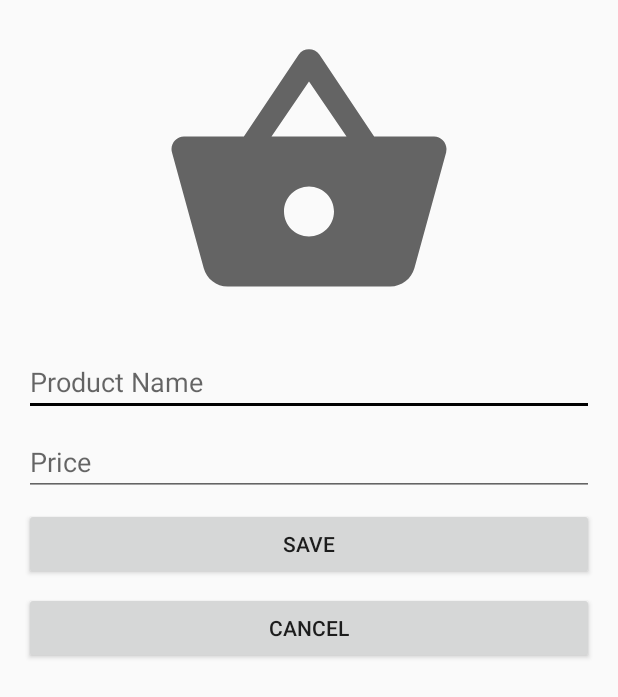
After one commit to rfire12/e-commerce, an Android app: the AddProduct screen opened directly, with no data from a screen before it, on a phone screen of 412 x 824 dp. The commit adds this screen. Shown: the top 697 px of the screen. Run offline under Robolectric (Android 15) with nearby library versions, the phone set to English and light mode, and no system bars.

Commit message:
Creación de Interfaz de Añadir Productos

```diff
--- a/app/src/main/AndroidManifest.xml
+++ b/app/src/main/AndroidManifest.xml
@@ -11,6 +11,8 @@
             android:roundIcon="@mipmap/ic_launcher_round"
             android:supportsRtl="true"
             android:theme="@style/AppTheme">
+        <activity android:name=".AddProduct">
+        </activity>
         <activity android:name=".AddCategory">
         </activity>
         <activity android:name=".CategoryActivity">
--- /dev/null
+++ b/app/src/main/java/com/example/e_commerce/AddProduct.java
@@ -0,0 +1,25 @@
+package com.example.e_commerce;
+
+import android.widget.Button;
+import android.widget.EditText;
+import android.widget.ImageView;
+import androidx.appcompat.app.AppCompatActivity;
+import android.os.Bundle;
+
+public class AddProduct extends AppCompatActivity {
+
+    private String CategoryName;
+    private Button AddNewProductButton;
+    private EditText InputProductName, InputProductPrice;
+    private ImageView InputProductImage;
+
+    @Override
+    protected void onCreate(Bundle savedInstanceState) {
+        super.onCreate(savedInstanceState);
+        setContentView(R.layout.activity_add_product);
+        AddNewProductButton = findViewById(R.id.save_product_btn);
+        InputProductImage = findViewById(R.id.product_image);
+        InputProductName = findViewById(R.id.product_name);
+        InputProductPrice = findViewById(R.id.product_price);
+    }
+}
--- /dev/null
+++ b/app/src/main/res/layout/activity_add_product.xml
@@ -0,0 +1,60 @@
+<?xml version="1.0" encoding="utf-8"?>
+<RelativeLayout
+        xmlns:android="http://schemas.android.com/apk/res/android"
+        xmlns:tools="http://schemas.android.com/tools"
+        xmlns:app="http://schemas.android.com/apk/res-auto"
+        android:layout_width="match_parent"
+        android:layout_height="match_parent"
+        tools:context=".AddProduct">
+
+    <ImageView
+            android:layout_width="200dp"
+            android:layout_height="200dp"
+            android:id="@+id/product_image"
+            android:cropToPadding="false"
+            android:scaleType="centerCrop"
+            android:layout_centerHorizontal="true"
+            android:layout_marginTop="16dp"
+            android:src="@drawable/ic_product"/>
+
+    <EditText
+            android:layout_width="match_parent"
+            android:layout_height="wrap_content"
+            android:id="@+id/product_name"
+            android:layout_below="@+id/product_image"
+            android:inputType="text"
+            android:layout_marginTop="16dp"
+            android:hint="@string/product_name"
+            android:layout_marginLeft="16dp"
+            android:layout_marginRight="16dp"/>
+
+    <EditText
+            android:layout_width="match_parent"
+            android:layout_height="wrap_content"
+            android:id="@+id/product_price"
+            android:layout_below="@+id/product_name"
+            android:inputType="number"
+            android:layout_marginRight="16dp"
+            android:layout_marginLeft="16dp"
+            android:layout_marginTop="8dp"
+            android:hint="@string/price"/>
+
+    <Button
+            android:layout_width="match_parent"
+            android:layout_height="wrap_content"
+            android:layout_below="@+id/product_price"
+            android:layout_marginTop="8dp"
+            android:layout_marginLeft="16dp"
+            android:layout_marginRight="16dp"
+            android:text="@string/save"
+            android:id="@+id/save_product_btn"/>
+
+    <Button
+            android:layout_width="match_parent"
+            android:layout_height="wrap_content"
+            android:layout_below="@+id/save_product_btn"
+            android:layout_marginRight="16dp"
+            android:layout_marginLeft="16dp"
+            android:layout_marginTop="8dp"
+            android:text="@string/cancel"/>
+</RelativeLayout>
--- a/app/src/main/res/values/strings.xml
+++ b/app/src/main/res/values/strings.xml
@@ -19,5 +19,8 @@
     <string name="select_image">Select Image</string>
     <string name="save">Save</string>
     <string name="cancel">Cancel</string>
+    <string name="product_name">Product Name</string>
+    <string name="price">Price</string>
+    <string name="save">Save</string>
 
 </resources>
```
